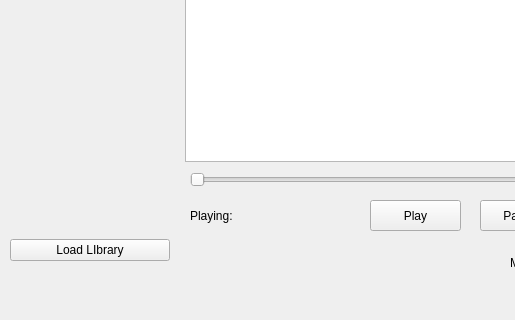
DennisAL54/Proyecto-1-Datos-2, file reproductor/reproductor.ui: the form before one commit; both pictures show x 0 to 515 and y 280 to 600 of the 800 by 600 pixel window.
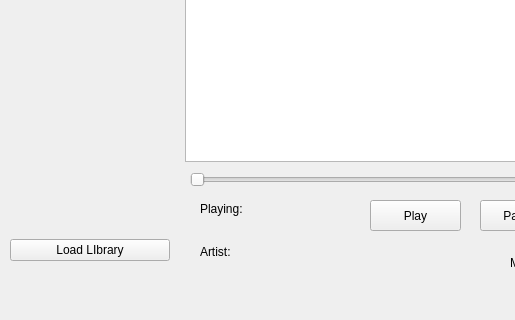
The form after the commit.

What changed in the file:
```diff
--- a/reproductor/reproductor.ui
+++ b/reproductor/reproductor.ui
@@ -76,19 +76,6 @@
      <enum>Qt::Horizontal</enum>
     </property>
    </widget>
-   <widget class="QLabel" name="label_2">
-    <property name="geometry">
-     <rect>
-      <x>190</x>
-      <y>480</y>
-      <width>51</width>
-      <height>31</height>
-     </rect>
-    </property>
-    <property name="text">
-     <string>Playing:</string>
-    </property>
-   </widget>
    <widget class="QPushButton" name="pushButton_2">
     <property name="geometry">
      <rect>
@@ -148,6 +135,46 @@
      <string>Pause</string>
     </property>
    </widget>
+   <widget class="QWidget" name="gridLayoutWidget">
+    <property name="geometry">
+     <rect>
+      <x>200</x>
+      <y>470</y>
+      <width>160</width>
+      <height>80</height>
+     </rect>
+    </property>
+    <layout class="QGridLayout" name="gridLayout">
+     <item row="0" column="0">
+      <widget class="QLabel" name="label_2">
+       <property name="text">
+        <string>Playing:</string>
+       </property>
+      </widget>
+     </item>
+     <item row="1" column="0">
+      <widget class="QLabel" name="label_4">
+       <property name="text">
+        <string>Artist: </string>
+       </property>
+      </widget>
+     </item>
+     <item row="0" column="1">
+      <widget class="QLabel" name="songName">
+       <property name="text">
+        <string/>
+       </property>
+      </widget>
+     </item>
+     <item row="1" column="1">
+      <widget class="QLabel" name="artistName">
+       <property name="text">
+        <string/>
+       </property>
+      </widget>
+     </item>
+    </layout>
+   </widget>
   </widget>
   <widget class="QMenuBar" name="menubar">
    <property name="geometry">
```
